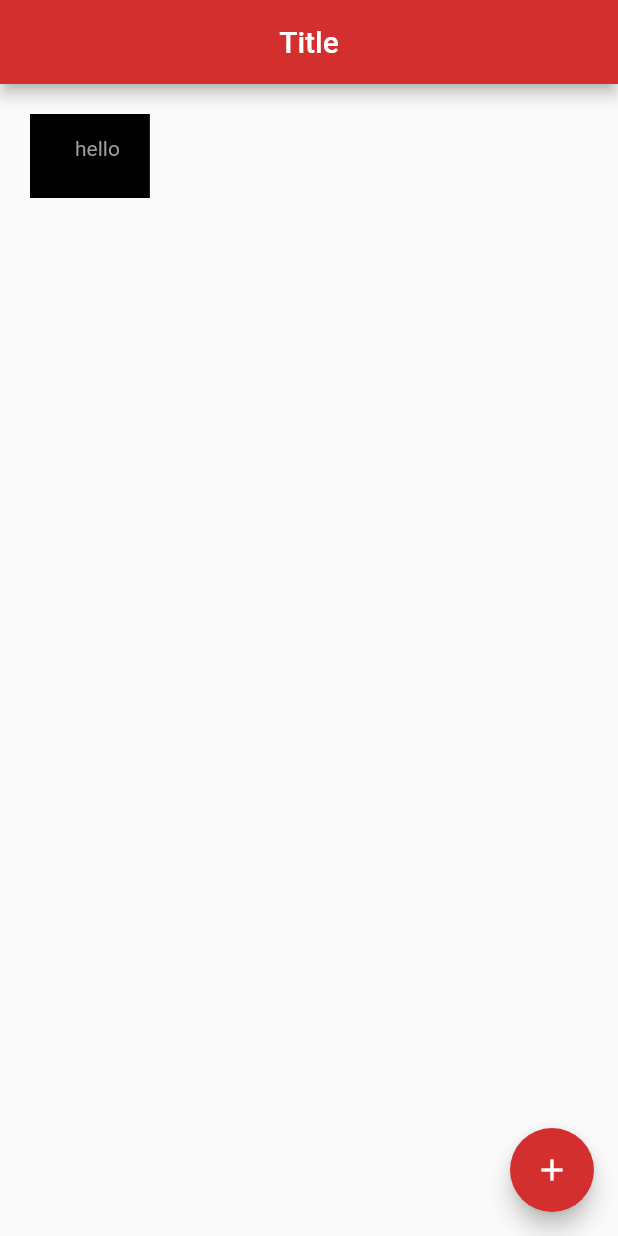
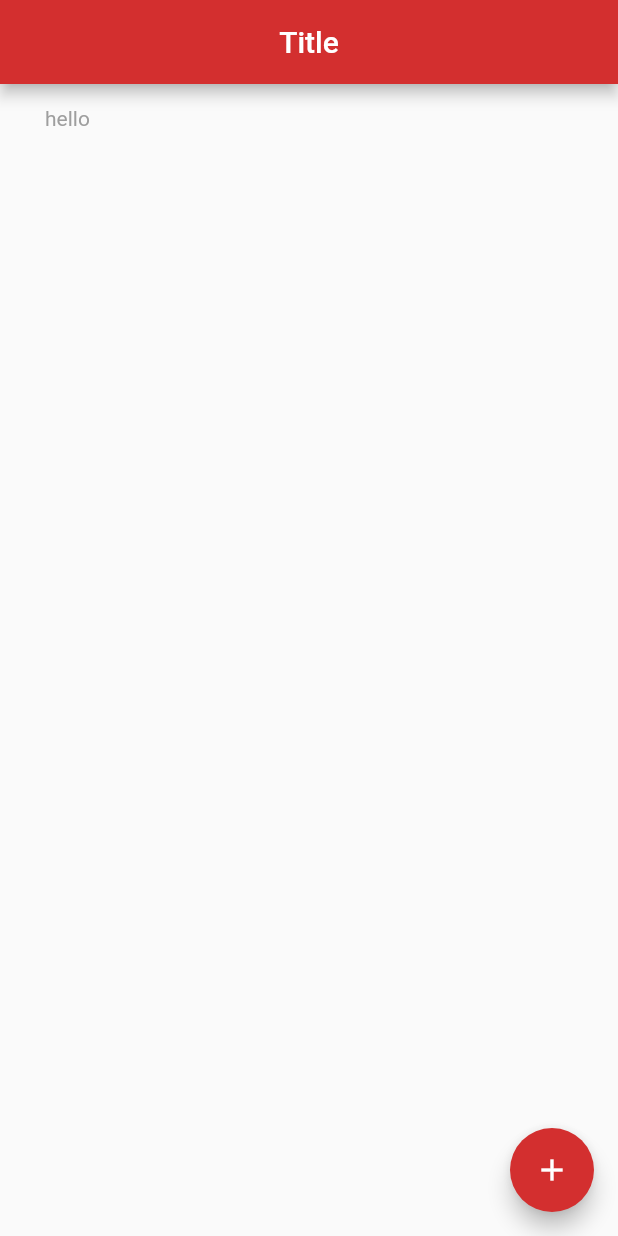
Before and after one commit to srtulon/flutter-projects, a Flutter app: the screen it shows after launch, on a phone screen of 412 x 824 dp. Run offline on Flutter 3.47's test engine with Material 2 defaults, Android fonts, the phone set to English and light mode, and no system bars.

Commit message:
Update main.dart

```diff
--- a/flutter_app/lib/main.dart
+++ b/flutter_app/lib/main.dart
@@ -17,10 +17,8 @@ class Home extends StatelessWidget {
         title: Text('Title'),
         centerTitle: true,
       ),
-      body: Container(
+      body: Padding(
         padding: EdgeInsets.fromLTRB(30, 15, 20, 25),
-        margin: EdgeInsets.all(20),
-        color: Colors.black,
         child: Text(
           'hello',
           style: TextStyle(
```
